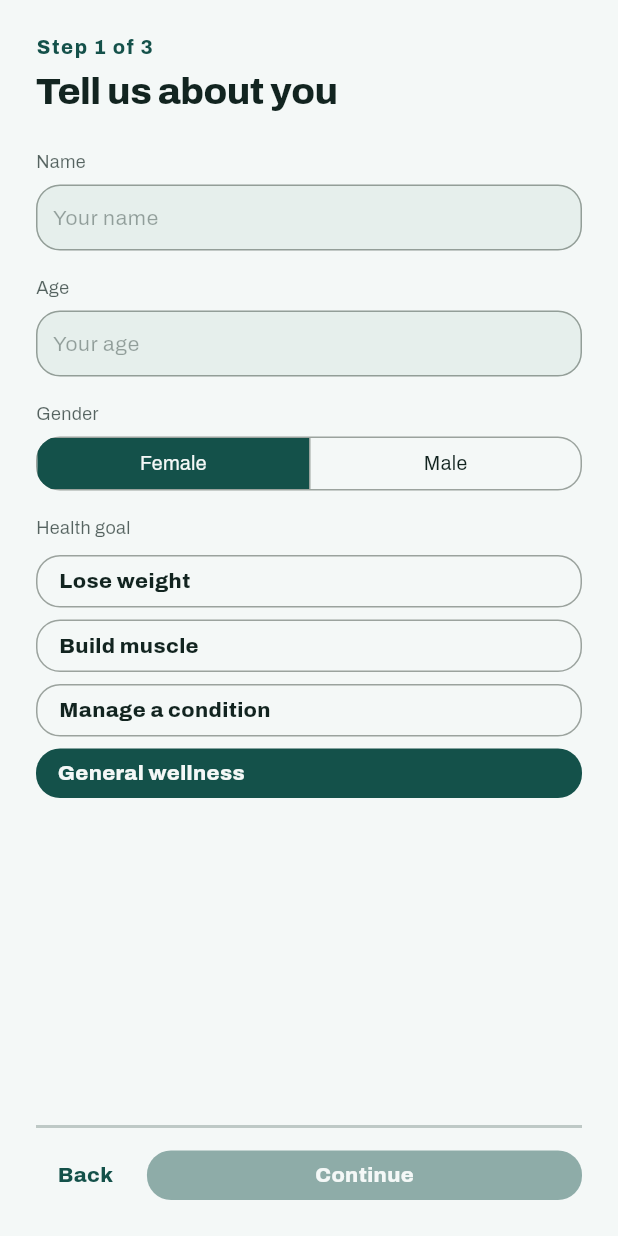
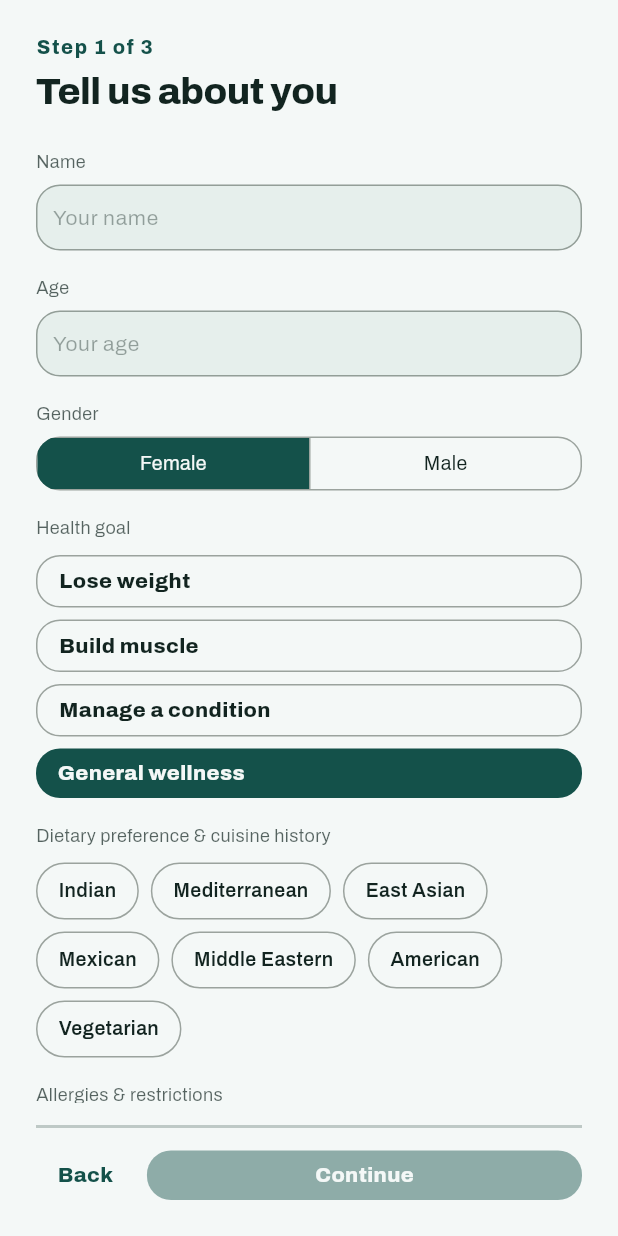
Before and after one commit to afnas-stratava/Agentrix_Health, a Flutter app: the screen it shows after launch, after a tap on "Get started", on a phone screen of 412 x 824 dp. Run offline on Flutter 3.47's test engine with Material 3 defaults, Android fonts, the phone set to English and light mode, and no system bars; our stand-ins replace firebase_core, flutter_riverpod, google_fonts; accounts and stored records are empty.

Commit message:
updated the ui of onboarding

```diff
--- /dev/null
+++ b/lib/core/widgets/selectable_chip.dart
@@ -0,0 +1,78 @@
+import 'package:flutter/material.dart';
+
+import '../theme/app_colors.dart';
+import '../theme/app_text_styles.dart';
+
+/// A toggleable pill used for multi-select groups (cuisines, allergies):
+/// outlined when unselected, filled when selected. [onRemove] adds a trailing
+/// close affordance for user-entered (rather than preset) options.
+class SelectableChip extends StatelessWidget {
+  const SelectableChip({
+    super.key,
+    required this.label,
+    required this.selected,
+    required this.onTap,
+    this.selectedBackground,
+    this.selectedForeground,
+    this.onRemove,
+  });
+
+  final String label;
+  final bool selected;
+  final VoidCallback onTap;
+  final Color? selectedBackground;
+  final Color? selectedForeground;
+  final VoidCallback? onRemove;
+
+  @override
+  Widget build(BuildContext context) {
+    final background = selected
+        ? (selectedBackground ?? AppColors.accent100)
+        : Colors.transparent;
+    final foreground = selected
+        ? (selectedForeground ?? AppColors.accent800)
+        : AppColors.text;
+    final borderColor = selected ? Colors.transparent : AppColors.divider;
+
+    return Material(
+      color: background,
+      borderRadius: BorderRadius.circular(999),
+      child: InkWell(
+        onTap: onTap,
+        borderRadius: BorderRadius.circular(999),
+        child: Container(
+          padding: EdgeInsets.only(
+            left: 14,
+            right: onRemove != null ? 8 : 14,
+            top: 8,
+            bottom: 8,
+          ),
+          decoration: BoxDecoration(
+            borderRadius: BorderRadius.circular(999),
+            border: Border.all(color: borderColor),
+          ),
+          child: Row(
+            mainAxisSize: MainAxisSize.min,
+            spacing: 4,
+            children: [
+              Text(
+                label,
+                style: AppTextStyles.bodySmall.copyWith(
+                  fontSize: 13,
+                  fontWeight: FontWeight.w600,
+                  color: foreground,
+                ),
+              ),
+              if (onRemove != null)
+                InkWell(
+                  onTap: onRemove,
+                  borderRadius: BorderRadius.circular(999),
+                  child: Icon(Icons.close, size: 14, color: foreground),
+                ),
+            ],
+          ),
+        ),
+      ),
+    );
+  }
+}
--- /dev/null
+++ b/lib/domain/entities/allergy.dart
@@ -0,0 +1,17 @@
+enum Allergy {
+  peanuts,
+  treeNuts,
+  dairy,
+  gluten,
+  soy,
+  eggs;
+
+  String get label => switch (this) {
+    Allergy.peanuts => 'Peanuts',
+    Allergy.treeNuts => 'Tree nuts',
+    Allergy.dairy => 'Dairy',
+    Allergy.gluten => 'Gluten',
+    Allergy.soy => 'Soy',
+    Allergy.eggs => 'Eggs',
+  };
+}
--- /dev/null
+++ b/lib/domain/entities/cuisine_preference.dart
@@ -0,0 +1,19 @@
+enum CuisinePreference {
+  indian,
+  mediterranean,
+  eastAsian,
+  mexican,
+  middleEastern,
+  american,
+  vegetarian;
+
+  String get label => switch (this) {
+    CuisinePreference.indian => 'Indian',
+    CuisinePreference.mediterranean => 'Mediterranean',
+    CuisinePreference.eastAsian => 'East Asian',
+    CuisinePreference.mexican => 'Mexican',
+    CuisinePreference.middleEastern => 'Middle Eastern',
+    CuisinePreference.american => 'American',
+    CuisinePreference.vegetarian => 'Vegetarian',
+  };
+}
--- a/lib/domain/entities/user_profile.dart
+++ b/lib/domain/entities/user_profile.dart
@@ -1,3 +1,5 @@
+import 'allergy.dart';
+import 'cuisine_preference.dart';
 import 'gender.dart';
 import 'health_goal.dart';
 
@@ -7,18 +9,27 @@ class UserProfile {
     required this.age,
     required this.gender,
     required this.goal,
+    required this.cuisines,
+    required this.allergies,
+    required this.customRestrictions,
   });
 
   final String name;
   final String age;
   final Gender gender;
   final HealthGoal goal;
+  final Set<CuisinePreference> cuisines;
+  final Set<Allergy> allergies;
+  final List<String> customRestrictions;
 
   factory UserProfile.initial() => const UserProfile(
     name: '',
     age: '',
     gender: Gender.female,
     goal: HealthGoal.generalWellness,
+    cuisines: {},
+    allergies: {},
+    customRestrictions: [],
   );
 
   bool get isComplete => name.trim().isNotEmpty && age.trim().isNotEmpty;
@@ -32,12 +43,18 @@ class UserProfile {
     String? age,
     Gender? gender,
     HealthGoal? goal,
+    Set<CuisinePreference>? cuisines,
+    Set<Allergy>? allergies,
+    List<String>? customRestrictions,
   }) {
     return UserProfile(
       name: name ?? this.name,
       age: age ?? this.age,
       gender: gender ?? this.gender,
       goal: goal ?? this.goal,
+      cuisines: cuisines ?? this.cuisines,
+      allergies: allergies ?? this.allergies,
+      customRestrictions: customRestrictions ?? this.customRestrictions,
     );
   }
 }
--- a/lib/presentation/providers/user_profile_provider.dart
+++ b/lib/presentation/providers/user_profile_provider.dart
@@ -1,5 +1,7 @@
 import 'package:flutter_riverpod/flutter_riverpod.dart';
 
+import '../../domain/entities/allergy.dart';
+import '../../domain/entities/cuisine_preference.dart';
 import '../../domain/entities/gender.dart';
 import '../../domain/entities/health_goal.dart';
 import '../../domain/entities/user_profile.dart';
@@ -13,6 +15,42 @@ class UserProfileNotifier extends Notifier<UserProfile> {
   void setGender(Gender gender) => state = state.copyWith(gender: gender);
   void setGoal(HealthGoal goal) => state = state.copyWith(goal: goal);
 
+  void toggleCuisine(CuisinePreference cuisine) {
+    final cuisines = Set<CuisinePreference>.from(state.cuisines);
+    cuisines.contains(cuisine)
+        ? cuisines.remove(cuisine)
+        : cuisines.add(cuisine);
+    state = state.copyWith(cuisines: cuisines);
+  }
+
+  void toggleAllergy(Allergy allergy) {
+    final allergies = Set<Allergy>.from(state.allergies);
+    allergies.contains(allergy)
+        ? allergies.remove(allergy)
+        : allergies.add(allergy);
+    state = state.copyWith(allergies: allergies);
+  }
+
+  void addCustomRestriction(String text) {
+    final trimmed = text.trim();
+    if (trimmed.isEmpty) return;
+    final exists = state.customRestrictions.any(
+      (r) => r.toLowerCase() == trimmed.toLowerCase(),
+    );
+    if (exists) return;
+    state = state.copyWith(
+      customRestrictions: [...state.customRestrictions, trimmed],
+    );
+  }
+
+  void removeCustomRestriction(String text) {
+    state = state.copyWith(
+      customRestrictions: state.customRestrictions
+          .where((r) => r != text)
+          .toList(),
+    );
+  }
+
   void reset() => state = UserProfile.initial();
 }
 
--- a/lib/presentation/screens/onboarding/personal_info_screen.dart
+++ b/lib/presentation/screens/onboarding/personal_info_screen.dart
@@ -7,7 +7,10 @@ import '../../../core/theme/app_text_styles.dart';
 import '../../../core/widgets/app_button.dart';
 import '../../../core/widgets/app_text_field.dart';
 import '../../../core/widgets/segmented_control.dart';
+import '../../../core/widgets/selectable_chip.dart';
 import '../../../core/widgets/status_bar_style.dart';
+import '../../../domain/entities/allergy.dart';
+import '../../../domain/entities/cuisine_preference.dart';
 import '../../../domain/entities/gender.dart';
 import '../../../domain/entities/health_goal.dart';
 import '../../providers/app_stage_provider.dart';
@@ -87,6 +90,58 @@ class PersonalInfoScreen extends ConsumerWidget {
                             ),
                         ],
                       ),
+                      const SizedBox(height: AppSpacing.space4),
+                      Text(
+                        'Dietary preference & cuisine history',
+                        style: AppTextStyles.fieldLabel,
+                      ),
+                      const SizedBox(height: AppSpacing.space2),
+                      Wrap(
+                        spacing: AppSpacing.space2,
+                        runSpacing: AppSpacing.space2,
+                        children: [
+                          for (final cuisine in CuisinePreference.values)
+                            SelectableChip(
+                              label: cuisine.label,
+                              selected: profile.cuisines.contains(cuisine),
+                              onTap: () => notifier.toggleCuisine(cuisine),
+                            ),
+                        ],
+                      ),
+                      const SizedBox(height: AppSpacing.space4),
+                      Text(
+                        'Allergies & restrictions',
+                        style: AppTextStyles.fieldLabel,
+                      ),
+                      const SizedBox(height: AppSpacing.space2),
+                      Wrap(
+                        spacing: AppSpacing.space2,
+                        runSpacing: AppSpacing.space2,
+                        children: [
+                          for (final allergy in Allergy.values)
+                            SelectableChip(
+                              label: allergy.label,
+                              selected: profile.allergies.contains(allergy),
+                              selectedBackground: AppColors.accent2_100,
+                              selectedForeground: AppColors.accent2_800,
+                              onTap: () => notifier.toggleAllergy(allergy),
+                            ),
+                          for (final restriction in profile.customRestrictions)
+                            SelectableChip(
+                              label: restriction,
+                              selected: true,
+                              selectedBackground: AppColors.accent2_100,
+                              selectedForeground: AppColors.accent2_800,
+                              onTap: () {},
+                              onRemove: () =>
+                                  notifier.removeCustomRestriction(restriction),
+                            ),
+                        ],
+                      ),
+                      const SizedBox(height: AppSpacing.space2),
+                      _CustomRestrictionInput(
+                        onSubmit: notifier.addCustomRestriction,
+                      ),
                     ],
                   ),
                 ),
@@ -120,3 +175,55 @@ class PersonalInfoScreen extends ConsumerWidget {
     );
   }
 }
+
+class _CustomRestrictionInput extends StatefulWidget {
+  const _CustomRestrictionInput({required this.onSubmit});
+
+  final ValueChanged<String> onSubmit;
+
+  @override
+  State<_CustomRestrictionInput> createState() =>
+      _CustomRestrictionInputState();
+}
+
+class _CustomRestrictionInputState extends State<_CustomRestrictionInput> {
+  final _controller = TextEditingController();
+
+  @override
+  void dispose() {
+    _controller.dispose();
+    super.dispose();
+  }
+
+  void _submit(String value) {
+    widget.onSubmit(value);
+    _controller.clear();
+  }
+
+  @override
+  Widget build(BuildContext context) {
+    return Container(
+      constraints: const BoxConstraints(minHeight: 36),
+      padding: const EdgeInsets.symmetric(horizontal: 10, vertical: 6),
+      decoration: BoxDecoration(
+        color: AppColors.surface,
+        border: Border.all(color: AppColors.divider),
+        borderRadius: BorderRadius.circular(AppSpacing.space4),
+      ),
+      child: TextField(
+        controller: _controller,
+        onSubmitted: _submit,
+        style: AppTextStyles.input,
+        cursorColor: AppColors.accent,
+        decoration: InputDecoration(
+          isDense: true,
+          border: InputBorder.none,
+          hintText: 'Other (e.g. shellfish) — press Enter to add',
+          hintStyle: AppTextStyles.input.copyWith(
+            color: AppColors.text.withValues(alpha: 0.4),
+          ),
+        ),
+      ),
+    );
+  }
+}
```
